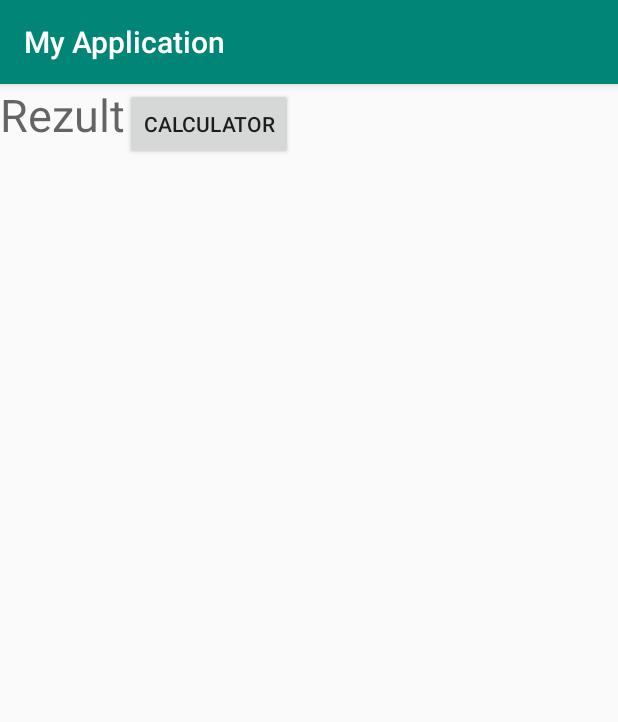
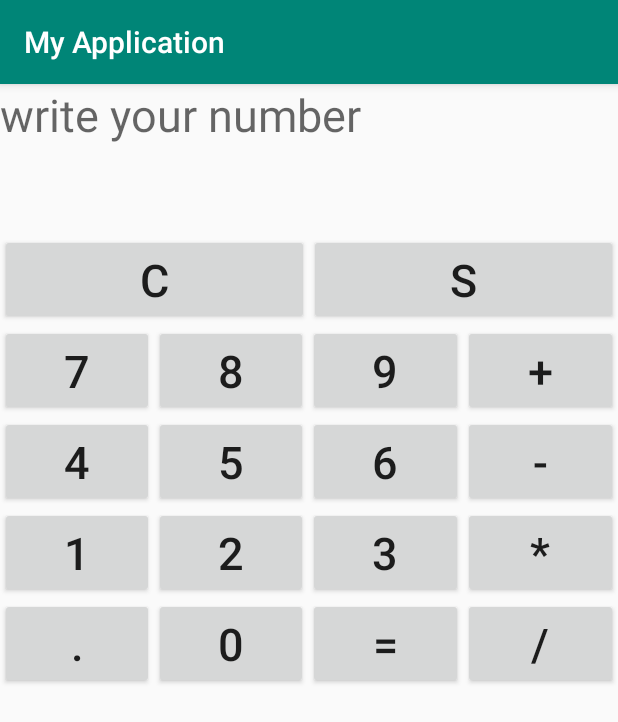
Before and after one commit to Aigerim260992/Calculator2, an Android app: the screen it shows after launch (SecondActivity before the commit, MainActivity after it), on a phone screen of 412 x 824 dp. Shown: the top 722 px of the screen. Run offline under Robolectric (Android 15) with nearby library versions, the phone set to English and light mode, and no system bars.

Commit message:
Calculator update

```diff
--- a/app/build.gradle
+++ b/app/build.gradle
@@ -23,6 +23,8 @@ dependencies {
     implementation fileTree(dir: 'libs', include: ['*.jar'])
     implementation 'androidx.appcompat:appcompat:1.0.2'
     implementation 'androidx.constraintlayout:constraintlayout:1.1.3'
+    implementation 'androidx.recyclerview:recyclerview:1.1.0'
+    implementation 'androidx.legacy:legacy-support-v4:1.0.0'
     testImplementation 'junit:junit:4.12'
     androidTestImplementation 'androidx.test.ext:junit:1.1.0'
     androidTestImplementation 'androidx.test.espresso:espresso-core:3.1.1'
--- a/app/src/main/AndroidManifest.xml
+++ b/app/src/main/AndroidManifest.xml
@@ -9,14 +9,14 @@
         android:roundIcon="@mipmap/ic_launcher_round"
         android:supportsRtl="true"
         android:theme="@style/AppTheme">
-        <activity android:name=".SecondActivity">
+        <activity android:name=".MainActivity">
             <intent-filter>
                 <action android:name="android.intent.action.MAIN" />
 
                 <category android:name="android.intent.category.LAUNCHER" />
             </intent-filter>
         </activity>
-        <activity android:name=".MainActivity">
+        <activity android:name=".SecondActivity">
 
         </activity>
     </application>
--- /dev/null
+++ b/app/src/main/java/com/example/myapplication/ButtonFragment.java
@@ -0,0 +1,31 @@
+package com.example.myapplication;
+
+
+import android.os.Bundle;
+
+import androidx.fragment.app.Fragment;
+
+import android.view.LayoutInflater;
+import android.view.View;
+import android.view.ViewGroup;
+
+
+/**
+ * A simple {@link Fragment} subclass.
+ */
+public class ButtonFragment extends Fragment {
+
+
+    public ButtonFragment() {
+        // Required empty public constructor
+    }
+
+
+    @Override
+    public View onCreateView(LayoutInflater inflater, ViewGroup container,
+                             Bundle savedInstanceState) {
+        // Inflate the layout for this fragment
+        return inflater.inflate(R.layout.fragment_button, container, false);
+    }
+
+}
--- /dev/null
+++ b/app/src/main/java/com/example/myapplication/HistoryFragment.java
@@ -0,0 +1,65 @@
+package com.example.myapplication;
+
+
+import android.os.Build;
+import android.os.Bundle;
+
+import androidx.annotation.NonNull;
+import androidx.annotation.Nullable;
+import androidx.fragment.app.Fragment;
+import androidx.recyclerview.widget.RecyclerView;
+
+import android.view.LayoutInflater;
+import android.view.View;
+import android.view.ViewGroup;
+
+import java.util.Objects;
+
+
+/**
+ * A simple {@link Fragment} subclass.
+ */
+public class HistoryFragment extends Fragment implements SendResult {
+
+    RecyclerView recyclerView;
+    MainAdapter adapter;
+    String getAnswer;
+
+    public HistoryFragment () {
+        // Required empty public constructor
+    }
+
+
+    @Override
+    public View onCreateView(LayoutInflater inflater, ViewGroup container,Bundle savedInstanceState) {
+
+        if (Build.VERSION.SDK_INT >= Build.VERSION_CODES.KITKAT) {
+            ((MainActivity) Objects.requireNonNull(getActivity())).sendValue(new SendResult() {
+                @Override
+                public void send(String text) {
+                    getAnswer = text;
+                    if (getAnswer != null) {
+                        adapter.addText(getAnswer);
+
+                    }
+                }
+            });}
+
+        return inflater.inflate(R.layout.fragment_history, container, false);
+    }
+
+    @Override
+    public void onViewCreated(@NonNull View view, @Nullable Bundle savedInstanceState) {
+        super.onViewCreated(view, savedInstanceState);
+        recyclerView = view.findViewById(R.id.recycler_view);
+        adapter = new MainAdapter();
+        recyclerView.setAdapter(adapter);
+    }
+
+    @Override
+    public void send(String text) {
+        if(text != null){
+            String getAnswer = text;
+        }
+    }
+}
--- a/app/src/main/java/com/example/myapplication/MainActivity.java
+++ b/app/src/main/java/com/example/myapplication/MainActivity.java
@@ -1,6 +1,9 @@
 package com.example.myapplication;
 
 import androidx.appcompat.app.AppCompatActivity;
+import androidx.fragment.app.Fragment;
+import androidx.fragment.app.FragmentManager;
+import androidx.fragment.app.FragmentTransaction;
 
 import android.content.Intent;
 import android.os.Bundle;
@@ -12,6 +15,7 @@ public class MainActivity extends AppCompatActivity {
 
 
     TextView textView;
+    private SendResult actionSender;
 
     Double firstValue;
     Double secondValue;
@@ -24,7 +28,8 @@ public class MainActivity extends AppCompatActivity {
         super.onCreate(savedInstanceState);
         setContentView(R.layout.activity_main);
         textView = findViewById(R.id.textView);
-        Intent intent = getIntent();
+change_btn_fragment();
+change_btn_history_fragment();
 
     }
 
@@ -69,7 +74,7 @@ public class MainActivity extends AppCompatActivity {
                     textView.setText("");
                     break;
                 }
-            case R.id.button_clear:
+            case R.id.clear:
                 textView.setText("");
                 break;
         }
@@ -123,14 +128,36 @@ public class MainActivity extends AppCompatActivity {
                             break;
                     }
                 }
-                Intent intent1 = new Intent();
-                intent1.putExtra("result", result.toString());
-                setResult(RESULT_OK,intent1);
-                finish();
+
             default:
                 break;
 
         }
 
     }
+
+    public void sendValue(SendResult actionSend){
+        this.actionSender = actionSend;
+    }
+
+
+    public void sendInHistory(View view) {
+        String answer = textView.getText().toString();
+        actionSender.send(answer);
+
+    }
+
+    public void change_btn_fragment() {
+        FragmentManager manager = getSupportFragmentManager();
+        FragmentTransaction transaction = manager.beginTransaction();
+        transaction.replace(R.id.container, new ButtonFragment());
+        transaction.commit();
+    }
+
+    public void change_btn_history_fragment() {
+        FragmentManager manager = getSupportFragmentManager();
+        FragmentTransaction transaction = manager.beginTransaction();
+        transaction.replace(R.id.containerForH, new HistoryFragment());
+        transaction.commit();
+    }
 }
--- /dev/null
+++ b/app/src/main/java/com/example/myapplication/MainAdapter.java
@@ -0,0 +1,41 @@
+package com.example.myapplication;
+
+import android.view.LayoutInflater;
+import android.view.View;
+import android.view.ViewGroup;
+
+import androidx.annotation.NonNull;
+import androidx.recyclerview.widget.RecyclerView;
+
+import java.util.ArrayList;
+
+public class MainAdapter extends RecyclerView.Adapter<ViewHolder> {
+    ArrayList<String> list;
+    public MainAdapter(){
+        list = new ArrayList<>();
+    }
+
+    @NonNull
+    @Override
+    public ViewHolder onCreateViewHolder(@NonNull ViewGroup parent, int viewType) {
+        LayoutInflater inflater = LayoutInflater.from(parent.getContext());
+       View v = inflater. inflate(R.layout.item_holder, parent, false);
+        return new ViewHolder(v);
+    }
+
+    @Override
+    public void onBindViewHolder(@NonNull ViewHolder holder, int position) {
+        holder.setText(list.get(position));
+
+    }
+
+    @Override
+    public int getItemCount() {
+        return list.size();
+    }
+    public void addText(String text){
+        list.add(text);
+        notifyDataSetChanged();
+
+    }
+}
--- /dev/null
+++ b/app/src/main/java/com/example/myapplication/SendResult.java
@@ -0,0 +1,5 @@
+package com.example.myapplication;
+
+public interface SendResult {
+    void send(String text);
+}
--- a/app/src/main/res/layout/activity_main.xml
+++ b/app/src/main/res/layout/activity_main.xml
@@ -14,193 +14,73 @@
         android:hint="write your number"
         android:textSize="30sp"/>
 
+
     <LinearLayout
         android:layout_width="match_parent"
-        android:layout_height="wrap_content"/>
-    <Button
-        android:id="@+id/button_clear"
-        android:layout_width="wrap_content"
-        android:layout_height="wrap_content"
-        android:onClick="onNumberClick"
-
-        android:text="c"
-        android:textSize="30sp"/>
+        android:layout_height="wrap_content">
 
 
-<LinearLayout
-    android:layout_width="match_parent"
-    android:layout_height="wrap_content">
 
     <Button
-        android:id="@+id/button_seven"
+        android:id="@+id/clear"
         android:layout_weight="1"
         android:layout_width="wrap_content"
         android:layout_height="wrap_content"
         android:onClick="onNumberClick"
-        android:text="7"
+        android:text="C"
         android:textSize="30sp"/>
 
-    <Button
-        android:id="@+id/button_eight"
-        android:layout_weight="1"
-        android:layout_width="wrap_content"
-        android:onClick="onNumberClick"
-        android:layout_height="wrap_content"
-        android:text="8"
-        android:textSize="30sp"/>
+<!--    <Button-->
 
-    <Button
-        android:id="@+id/button_nine"
-        android:layout_weight="1"
-        android:layout_width="wrap_content"
-        android:onClick="onNumberClick"
-        android:layout_height="wrap_content"
-        android:text="9"
-        android:textSize="30sp"/>
+<!--        android:layout_weight="1"-->
+<!--        android:layout_width="wrap_content"-->
+<!--        android:onClick="change_btn_fragment"-->
+<!--        android:layout_height="wrap_content"-->
+<!--        android:text="B"-->
+<!--        android:textSize="30sp"/>-->
 
-    <Button
-        android:id="@+id/button_plus"
-        android:layout_weight="1"
-        android:layout_width="wrap_content"
-        android:layout_height="wrap_content"
-        android:onClick="onOperationClick"
-        android:text="+"
-        android:textSize="30sp"/>
+<!--    <Button-->
 
+<!--        android:layout_weight="1"-->
+<!--        android:layout_width="wrap_content"-->
+<!--        android:layout_height="wrap_content"-->
+<!--        android:text="H"-->
+<!--        android:onClick="change_btn_history_fragment"-->
+<!--        android:textSize="30sp"/>-->
 
+   <Button
 
-</LinearLayout>
+            android:layout_width="wrap_content"
+            android:layout_height="wrap_content"
+            android:layout_weight="1"
+            android:text="S"
+            android:onClick="sendInHistory"
+            android:textSize="30sp" />
+
+    </LinearLayout>
+
     <LinearLayout
         android:layout_width="match_parent"
         android:layout_height="wrap_content">
 
-        <Button
-            android:id="@+id/button_four"
-            android:layout_weight="1"
-            android:layout_width="wrap_content"
-            android:layout_height="wrap_content"
-            android:onClick="onNumberClick"
-            android:text="4"
-            android:textSize="30sp"/>
+        <FrameLayout
+            android:id="@+id/container"
+            android:layout_width="match_parent"
+            android:layout_height="300dp" />
 
-        <Button
-            android:id="@+id/button_five"
-            android:layout_weight="1"
-            android:layout_width="wrap_content"
-            android:layout_height="wrap_content"
-            android:onClick="onNumberClick"
-            android:text="5"
-            android:textSize="30sp"/>
-
-        <Button
-            android:id="@+id/button_six"
-            android:layout_weight="1"
-            android:layout_width="wrap_content"
-            android:layout_height="wrap_content"
-            android:onClick="onNumberClick"
-            android:text="6"
-            android:textSize="30sp"/>
-
-        <Button
-            android:id="@+id/button_minus"
-            android:layout_weight="1"
-            android:layout_width="wrap_content"
-            android:layout_height="wrap_content"
-            android:onClick="onOperationClick"
-            android:text="-"
-            android:textSize="30sp"/>
+    </LinearLayout>
 
 
 
-    </LinearLayout>
     <LinearLayout
+    android:layout_width="match_parent"
+    android:layout_height="wrap_content">
+
+    <FrameLayout
+        android:id="@+id/containerForH"
         android:layout_width="match_parent"
-        android:layout_height="wrap_content">
-
-        <Button
-            android:id="@+id/button_one"
-            android:layout_weight="1"
-            android:layout_width="wrap_content"
-            android:layout_height="wrap_content"
-            android:onClick="onNumberClick"
-            android:text="1"
-            android:textSize="30sp"/>
-
-        <Button
-            android:id="@+id/button_two"
-            android:layout_weight="1"
-            android:layout_width="wrap_content"
-            android:layout_height="wrap_content"
-            android:onClick="onNumberClick"
-            android:text="2"
-            android:textSize="30sp"/>
-
-        <Button
-            android:id="@+id/button_three"
-            android:layout_weight="1"
-            android:layout_width="wrap_content"
-            android:layout_height="wrap_content"
-            android:onClick="onNumberClick"
-            android:text="3"
-            android:textSize="30sp"/>
-
-        <Button
-            android:id="@+id/button_multiply"
-            android:layout_weight="1"
-            android:layout_width="wrap_content"
-            android:layout_height="wrap_content"
-            android:onClick="onOperationClick"
-            android:text="*"
-            android:textSize="30sp"/>
-
-
-
-    </LinearLayout>
-    <LinearLayout
-        android:layout_width="match_parent"
-        android:layout_height="wrap_content">
-
-        <Button
-            android:id="@+id/button_point"
-            android:layout_weight="1"
-            android:layout_width="wrap_content"
-            android:layout_height="wrap_content"
-            android:onClick="onNumberClick"
-            android:text="."
-            android:textSize="30sp"/>
-
-        <Button
-            android:id="@+id/button_zero"
-            android:layout_weight="1"
-            android:layout_width="wrap_content"
-            android:layout_height="wrap_content"
-            android:onClick="onNumberClick"
-            android:text="0"
-            android:textSize="30sp"/>
-
-        <Button
-            android:id="@+id/button_equals"
-            android:layout_weight="1"
-            android:layout_width="wrap_content"
-            android:layout_height="wrap_content"
-            android:onClick="onOperationClick"
-            android:text="="
-            android:textSize="30sp" />
-
-        <Button
-            android:id="@+id/button_divide"
-            android:layout_weight="1"
-            android:layout_width="wrap_content"
-            android:layout_height="wrap_content"
-            android:onClick="onOperationClick"
-            android:text="/"
-            android:textSize="30sp"/>
-
-
-
-
-
-    </LinearLayout>
+        android:layout_height="300dp"/>
+</LinearLayout>
 
 
 
--- /dev/null
+++ b/app/src/main/res/layout/fragment_button.xml
@@ -0,0 +1,193 @@
+<?xml version="1.0" encoding="utf-8"?>
+<LinearLayout xmlns:android="http://schemas.android.com/apk/res/android"
+    xmlns:tools="http://schemas.android.com/tools"
+    android:layout_width="match_parent"
+    android:layout_height="match_parent"
+    android:orientation="vertical"
+    tools:context=".ButtonFragment">
+
+
+    <LinearLayout
+        android:layout_width="match_parent"
+        android:layout_height="wrap_content"/>
+
+
+
+
+    <LinearLayout
+        android:layout_width="match_parent"
+        android:layout_height="wrap_content">
+
+        <Button
+            android:id="@+id/button_seven"
+            android:layout_weight="1"
+            android:layout_width="wrap_content"
+            android:layout_height="wrap_content"
+            android:onClick="onNumberClick"
+            android:text="7"
+            android:textSize="30sp"/>
+
+        <Button
+            android:id="@+id/button_eight"
+            android:layout_weight="1"
+            android:layout_width="wrap_content"
+            android:onClick="onNumberClick"
+            android:layout_height="wrap_content"
+            android:text="8"
+            android:textSize="30sp"/>
+
+        <Button
+            android:id="@+id/button_nine"
+            android:layout_weight="1"
+            android:layout_width="wrap_content"
+            android:onClick="onNumberClick"
+            android:layout_height="wrap_content"
+            android:text="9"
+            android:textSize="30sp"/>
+
+        <Button
+            android:id="@+id/button_plus"
+            android:layout_weight="1"
+            android:layout_width="wrap_content"
+            android:layout_height="wrap_content"
+            android:onClick="onOperationClick"
+            android:text="+"
+            android:textSize="30sp"/>
+
+
+
+    </LinearLayout>
+    <LinearLayout
+        android:layout_width="match_parent"
+        android:layout_height="wrap_content">
+
+        <Button
+            android:id="@+id/button_four"
+            android:layout_weight="1"
+            android:layout_width="wrap_content"
+            android:layout_height="wrap_content"
+            android:onClick="onNumberClick"
+            android:text="4"
+            android:textSize="30sp"/>
+
+        <Button
+            android:id="@+id/button_five"
+            android:layout_weight="1"
+            android:layout_width="wrap_content"
+            android:layout_height="wrap_content"
+            android:onClick="onNumberClick"
+            android:text="5"
+            android:textSize="30sp"/>
+
+        <Button
+            android:id="@+id/button_six"
+            android:layout_weight="1"
+            android:layout_width="wrap_content"
+            android:layout_height="wrap_content"
+            android:onClick="onNumberClick"
+            android:text="6"
+            android:textSize="30sp"/>
+
+        <Button
+            android:id="@+id/button_minus"
+            android:layout_weight="1"
+            android:layout_width="wrap_content"
+            android:layout_height="wrap_content"
+            android:onClick="onOperationClick"
+            android:text="-"
+            android:textSize="30sp"/>
+
+
+
+    </LinearLayout>
+    <LinearLayout
+        android:layout_width="match_parent"
+        android:layout_height="wrap_content">
+
+        <Button
+            android:id="@+id/button_one"
+            android:layout_weight="1"
+            android:layout_width="wrap_content"
+            android:layout_height="wrap_content"
+            android:onClick="onNumberClick"
+            android:text="1"
+            android:textSize="30sp"/>
+
+        <Button
+            android:id="@+id/button_two"
+            android:layout_weight="1"
+            android:layout_width="wrap_content"
+            android:layout_height="wrap_content"
+            android:onClick="onNumberClick"
+            android:text="2"
+            android:textSize="30sp"/>
+
+        <Button
+            android:id="@+id/button_three"
+            android:layout_weight="1"
+            android:layout_width="wrap_content"
+            android:layout_height="wrap_content"
+            android:onClick="onNumberClick"
+            android:text="3"
+            android:textSize="30sp"/>
+
+        <Button
+            android:id="@+id/button_multiply"
+            android:layout_weight="1"
+            android:layout_width="wrap_content"
+            android:layout_height="wrap_content"
+            android:onClick="onOperationClick"
+            android:text="*"
+            android:textSize="30sp"/>
+
+
+
+    </LinearLayout>
+    <LinearLayout
+        android:layout_width="match_parent"
+        android:layout_height="wrap_content">
+
+        <Button
+            android:id="@+id/button_point"
+            android:layout_weight="1"
+            android:layout_width="wrap_content"
+            android:layout_height="wrap_content"
+            android:onClick="onNumberClick"
+            android:text="."
+            android:textSize="30sp"/>
+
+        <Button
+            android:id="@+id/button_zero"
+            android:layout_weight="1"
+            android:layout_width="wrap_content"
+            android:layout_height="wrap_content"
+            android:onClick="onNumberClick"
+            android:text="0"
+            android:textSize="30sp"/>
+
+        <Button
+            android:id="@+id/button_equals"
+            android:layout_weight="1"
+            android:layout_width="wrap_content"
+            android:layout_height="wrap_content"
+            android:onClick="onOperationClick"
+            android:text="="
+            android:textSize="30sp" />
+
+        <Button
+            android:id="@+id/button_divide"
+            android:layout_weight="1"
+            android:layout_width="wrap_content"
+            android:layout_height="wrap_content"
+            android:onClick="onOperationClick"
+            android:text="/"
+            android:textSize="30sp"/>
+
+
+
+
+
+    </LinearLayout>
+
+
+</LinearLayout>
--- /dev/null
+++ b/app/src/main/res/layout/fragment_history.xml
@@ -0,0 +1,17 @@
+<?xml version="1.0" encoding="utf-8"?>
+<LinearLayout xmlns:android="http://schemas.android.com/apk/res/android"
+    xmlns:tools="http://schemas.android.com/tools"
+    android:layout_width="match_parent"
+    android:layout_height="match_parent"
+    xmlns:app="http://schemas.android.com/apk/res-auto"
+    tools:context=".HistoryFragment">
+
+    <androidx.recyclerview.widget.RecyclerView
+        android:id="@+id/recycler_view"
+        app:layoutManager="androidx.recyclerview.widget.LinearLayoutManager"
+        android:layout_width="match_parent"
+        android:layout_height="wrap_content"/>
+
+
+
+</LinearLayout>
--- a/app/src/main/res/values/strings.xml
+++ b/app/src/main/res/values/strings.xml
@@ -1,3 +1,6 @@
 <resources>
     <string name="app_name">My Application</string>
+
+    <!-- TODO: Remove or change this placeholder text -->
+    <string name="hello_blank_fragment">Hello blank fragment</string>
 </resources>
```
Also changed, not shown: app/src/main/java/com/example/myapplication/SecondActivity.java (+5 -13 lines), app/src/main/java/com/example/myapplication/ViewHolder.java (added, +18 -0 lines), app/src/main/res/layout/item_holder.xml (added, +12 -0 lines).
